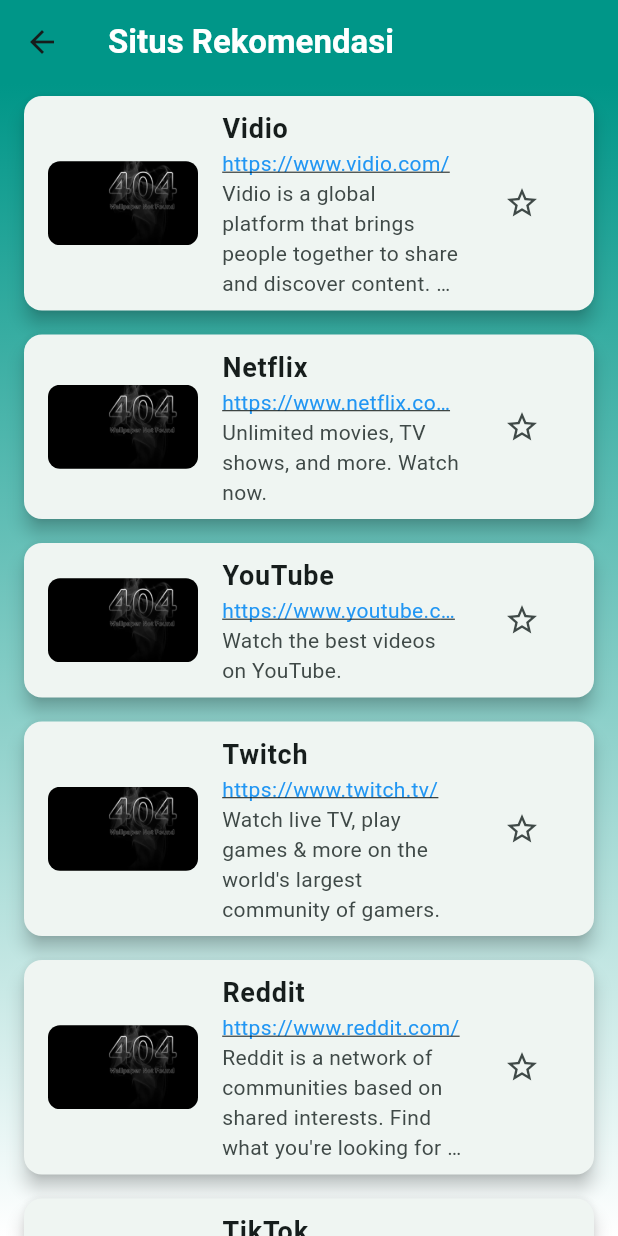
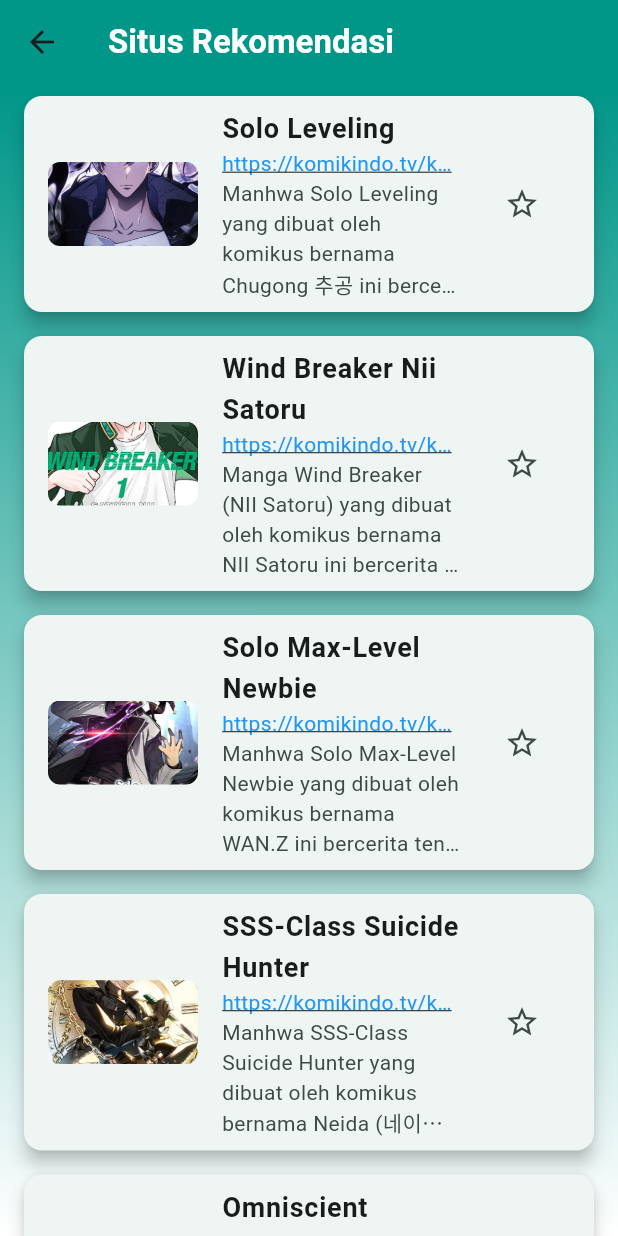
Before and after one commit to AbdanulIkhlas/tugas4_kelompok, a Flutter app: the MenuPage screen opened directly, after a tap on "Daftar Situs", on a phone screen of 412 x 824 dp. Run offline on Flutter 3.47's test engine with Material 3 defaults, Android fonts, the phone set to English and light mode, and no system bars; our stand-ins replace shared_preferences; accounts and stored records are empty.

Commit message:
update dokumensi

```diff
--- a/lib/data/site.dart
+++ b/lib/data/site.dart
@@ -3,7 +3,6 @@ class Site {
   final String url;
   final String description;
   final String image;
-
 
   Site(
       {required this.name,
@@ -12,68 +11,64 @@ class Site {
       required this.description});
 }
 
-class GenerateSite{
+class GenerateSite {
   static List<Site> getDataSites() {
     List<Site> sites = [];
     sites.add(Site(
-      name: "Vidio",
-      url: "https://www.vidio.com/",
-      image: "images/404.jpg",
-      description: "Vidio is a global platform that brings people together to share and discover content. Our mission is to help people discover, connect, and share content. ",
+      name: "Solo Leveling",
+      url: "https://komikindo.tv/komik/823197-solo-leveling/",
+      image: "images/sololeveling.png",
+      description:
+          "Manhwa Solo Leveling yang dibuat oleh komikus bernama Chugong 추공 ini bercerita tentang 10 tahun yang lalu, setelah Gerbang yang menghubungkan dunia nyata dengan dunia monster terbuka, beberapa orang biasa, setiap hari menerima kekuatan untuk berburu monster di dalam Gerbang. Mereka dikenal sebagai Pemburu. Namun, tidak semua Pemburu kuat. Nama saya Sung Jin-Woo, seorang Pemburu peringkat-E. Saya seseorang yang harus mempertaruhkan nyawanya di ruang bawah tanah paling rendah, Terlemah di Dunia. Tidak memiliki keterampilan apa pun untuk ditampilkan, saya hampir tidak mendapatkan uang yang dibutuhkan dengan bertarung di ruang bawah tanah berlevel rendah… setidaknya sampai saya menemukan ruang bawah tanah tersembunyi dengan kesulitan tersulit dalam ruang bawah tanah peringkat-D! Pada akhirnya, saat aku menerima kematian, tiba-tiba aku menerima kekuatan aneh, log pencarian yang hanya bisa kulihat, rahasia untuk naik level yang hanya aku yang tahu! Jika saya berlatih sesuai dengan pencarian saya dan monster yang diburu, level saya akan naik. Berubah dari Hunter terlemah menjadi Hunter S-rank terkuat!",
     ));
     sites.add(Site(
-      name: "Netflix",
-      url: "https://www.netflix.com/",
-      image: "images/404.jpg",
-      description: "Unlimited movies, TV shows, and more. Watch now.",
+      name: "Wind Breaker Nii Satoru",
+      url: "https://komikindo.tv/komik/632432-wind-breaker-nii-satoru/",
+      image: "images/windbreaker.png",
+      description:
+          "Manga Wind Breaker (NII Satoru) yang dibuat oleh komikus bernama NII Satoru ini bercerita tentang Ini adalah legenda tentang Sakura yang nakal bangkit menjadi pahlawan! SMA Fuurin dikenal memiliki nilai tes terendah, dan petarung terkuat. Musim semi ini, Sakura Haruka memutuskan untuk mencapai puncak Fuurin, dan belajar dari alias SMA Fuurin, yaitu Boufuurin, yang bertindak sebagai perisai pelindung kota dan penduduknya. Sakura bergabung dengan grup ini sebagai anggota, dan pertarungannya untuk melindungi kota dimulai!",
     ));
     sites.add(Site(
-      name: "YouTube",
-      url: "https://www.youtube.com/",
-      image: "images/404.jpg",
-      description: "Watch the best videos on YouTube.",
+      name: "Solo Max-Level Newbie",
+      url: "https://komikindo.tv/komik/345900-solo-max-level-newbie/",
+      image: "images/solomaxlvlnewbie.png",
+      description:
+          "Manhwa Solo Max-Level Newbie yang dibuat oleh komikus bernama WAN.Z ini bercerita tentang Jinhyuk, seorang Nutuber game, adalah satu-satunya orang yang melihat akhir dari game [Tower of Trials]. Namun, ketika popularitas game tersebut menurun, menjadi sulit baginya untuk terus mencari nafkah sebagai Nutuber game. Karena dia sudah melihat akhir permainan, dia akan berhenti bermain. Tapi hari itu, [Tower of Trials] menjadi kenyataan, dan Jinhyuk, yang tahu tentang setiap hal dalam game, mengambil alih segalanya lebih cepat.",
     ));
     sites.add(Site(
-      name: "Twitch",
-      url: "https://www.twitch.tv/",
-      image: "images/404.jpg",
-      description: "Watch live TV, play games & more on the world's largest community of gamers.",
+      name: "SSS-Class Suicide Hunter",
+      url: "https://komikindo.tv/komik/542533-sss-class-suicide-hunter/",
+      image: "images/sssSucideHunter.png",
+      description:
+          "Manhwa SSS-Class Suicide Hunter yang dibuat oleh komikus bernama Neida (네이다), Shin Noah (신노아) ini bercerita tentang Saya ingin keterampilan S-Rank juga! Aku sangat menginginkannya, aku bisa mati untuk itu! [Kamu telah membangkitkan skill S-Rank.] [Tapi itu hanya bekerja saat kamu mati.] HAH!? APA PUNYA MENDAPATKAN SATU JIKA SAYA MATI !?",
     ));
     sites.add(Site(
-      name: "Reddit",
-      url: "https://www.reddit.com/",
-      image: "images/404.jpg",
-      description: "Reddit is a network of communities based on shared interests. Find what you're looking for or create your own community.",
+      name: "Omniscient Readers Viewpoint",
+      url: "https://komikindo.tv/komik/544253-omniscient-readers-viewpoint/",
+      image: "images/omniviest.png",
+      description:
+          "Omniscient Readers Viewpoint Manhwa adalah serial komik yang bertemakan Magic, Monsters dan juga mengandung demografis Shounen. Update chapter terbaru komik Omniscient Reader’s Viewpoint adalah tanggal April 24, 2024.",
     ));
     sites.add(Site(
-      name: "TikTok",
-      url: "https://www.tiktok.com/",
-      image: "images/404.jpg",
-      description: "Download the app | TikTok: Discover & Follow Your Favorite Creators on TikTok.",
+      name: "Mercenary Enrollment",
+      url: "https://komikindo.tv/komik/134596-mercenary-enrollment/",
+      image: "images/marcenaryEnrollment.png",
+      description:
+          "Manhwa Mercenary Enrollment yang dibuat oleh komikus bernama YC ini bercerita tentang Yu Ijin adalah satu-satunya yang selamat dari kecelakaan pesawat saat dia masih kecil. Setelah menjadi tentara bayaran untuk bertahan hidup selama 10 tahun, ia kembali ke keluarganya di kampung halamannya.",
     ));
     sites.add(Site(
-      name: "Discord",
-      url: "https://discord.com/",
-      image: "images/404.jpg",
-      description: "Discord is a communication platform designed for communities.",
+      name: "Lookism",
+      url: "https://komikindo.tv/komik/950692-lookism/",
+      image: "images/lookism.png",
+      description:
+          "Lookism Manhwa adalah serial komik yang bertemakan Delinquents, School Life, Supernatural dan juga mengandung demografis Shounen. Update chapter terbaru komik Lookism adalah tanggal April 26, 2024.",
     ));
     sites.add(Site(
-      name: "Instagram",
-      url: "https://www.instagram.com/",
-      image: "images/404.jpg",
-      description: "Instagram is a visual way to discover and connect with the world.",
-    ));
-    sites.add(Site(
-      name: "Pinterest",
-      url: "https://www.pinterest.com/",
-      image: "images/404.jpg",
-      description: "Discover ideas, save ideas, and get inspiration from the world's #1 platform for finding and saving what matters to you.",
-    ));
-    sites.add(Site(
-      name: "Twitter",
-      url: "https://www.twitter.com/",
-      image: "images/404.jpg",
-      description: "Find out what's happening. Follow your friends, enter a new world of discovery, and join the millions of conversations happening now.",
+      name: "Pick Me Up",
+      url: "https://komikindo.tv/komik/776584-pick-me-up/",
+      image: "images/pickmeup.png",
+      description:
+          "Manhwa Pick Me Up! yang dibuat oleh komikus bernama Hermod, nicesun ini bercerita tentang Tidak ada yang mencapai akhir penjara bawah tanah Gim gacha seluler dengan tingkat kesulitan ekstrem (Pick Me Up!). Master peringkat kelima dunia 'Loki', yang disebut Master of Master, kehilangan akal sehatnya saat membersihkan ruang bawah tanah. Karakter pahlawan di 'Loki' yang menjadi 'Han Israt'. 'Itu dia. Pasti dia yang membawaku!' Untuk kembali ke Bumi, Anda harus memimpin master dan pahlawan pemula untuk menerobos lantai 100 penjara bawah tanah! Kau menyentuh orang yang salah. Carry paksa Master Loki yang tidak mentolerir satu kekalahan pun.",
     ));
     return sites;
   }
```
Also changed, not shown: lib/favoritepage.dart (+47 -30 lines), 1 other file.
